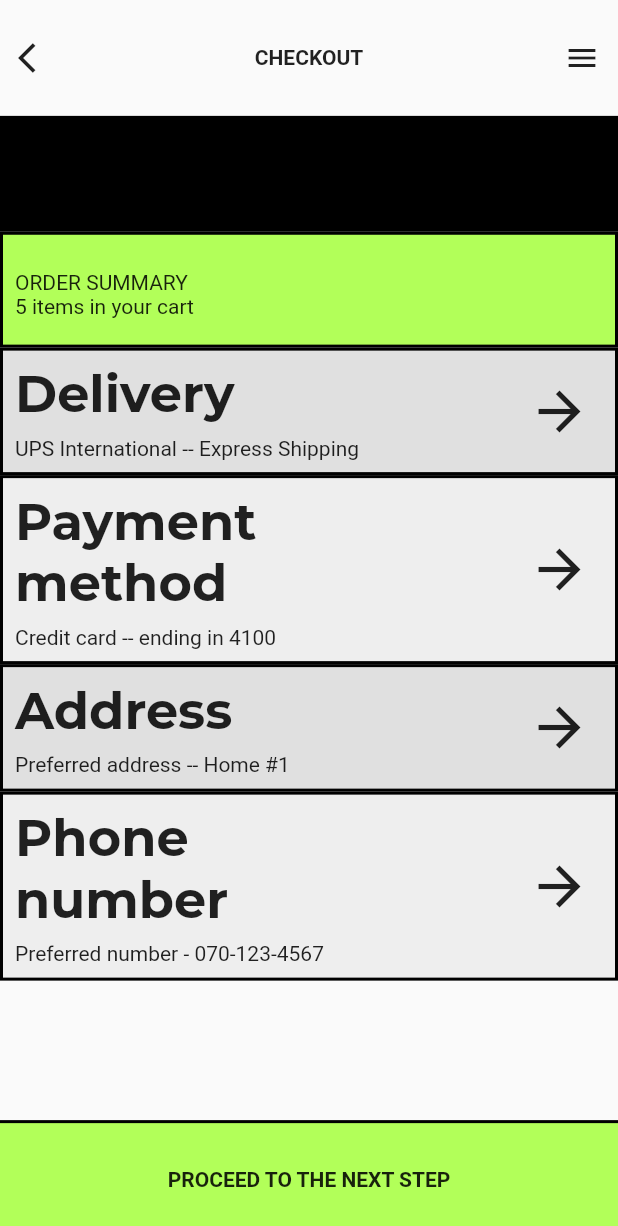
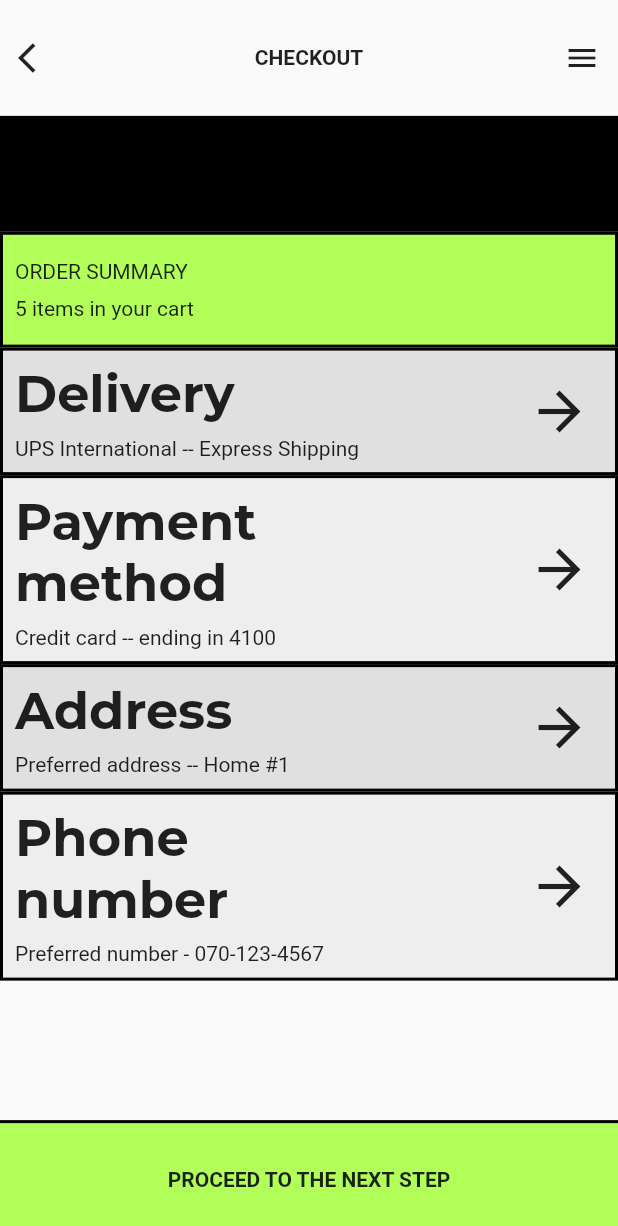
Before and after one commit to JAICHANGPARK/flutter_notebook_8th_story, a Flutter app: the screen it shows after launch, on a phone screen of 412 x 824 dp. Shown: the top 1226 px of the screen. Run offline on Flutter 3.47's test engine with Material 2 defaults, Android fonts, the phone set to English and light mode, and no system bars; our stand-ins replace google_fonts; Roboto replaces fonts that are missing (Alata).

Commit message:
Update fashion_store_page.dart

```diff
--- a/lib/ep561_fashion_store_app/fashion_store_page.dart
+++ b/lib/ep561_fashion_store_app/fashion_store_page.dart
@@ -48,10 +48,11 @@ class _FashionMainPageState extends State<FashionMainPage> {
                   decoration:
                       BoxDecoration(color: Colors.lightGreenAccent, border: Border.all(color: Colors.black, width: 2),
                       ),
-                  padding: EdgeInsets.only(left: 8, right: 8, top: 24),
+                  padding: EdgeInsets.only(left: 8, right: 8, top: 8, bottom: 8),
                   child: Row(
                     children: [
                       Column(
+                        mainAxisAlignment: MainAxisAlignment.spaceEvenly,
                         crossAxisAlignment: CrossAxisAlignment.start,
                         children: [
                           Text("ORDER SUMMARY"),
```
